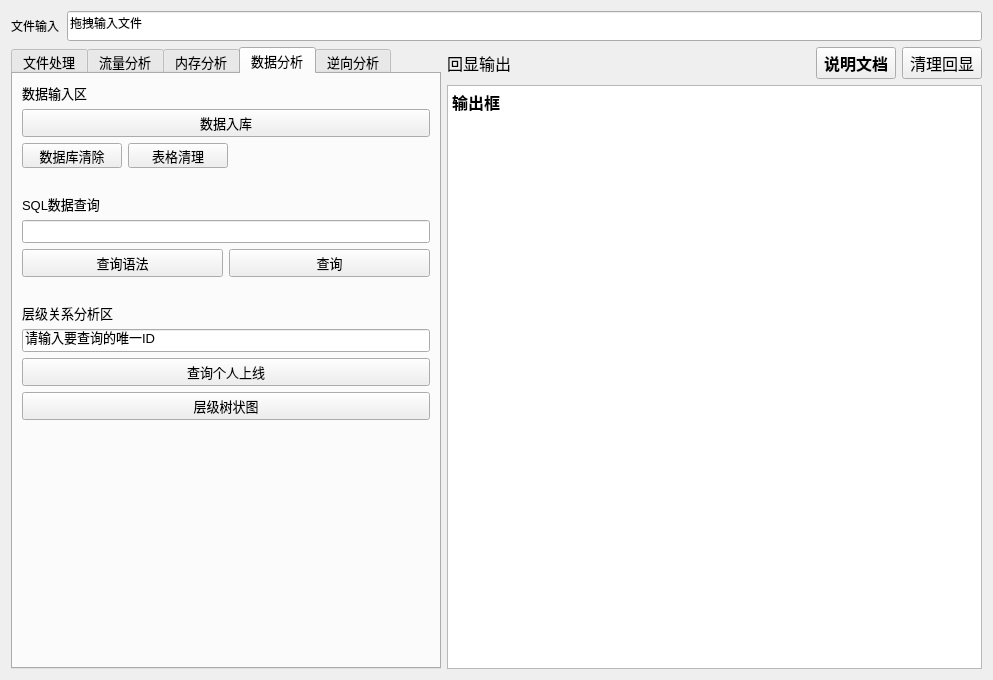
Before: the Qt Designer form zhuye.ui in SQM-fuleiya/SQM_Forensics_Tools, drawn with Qt 5.
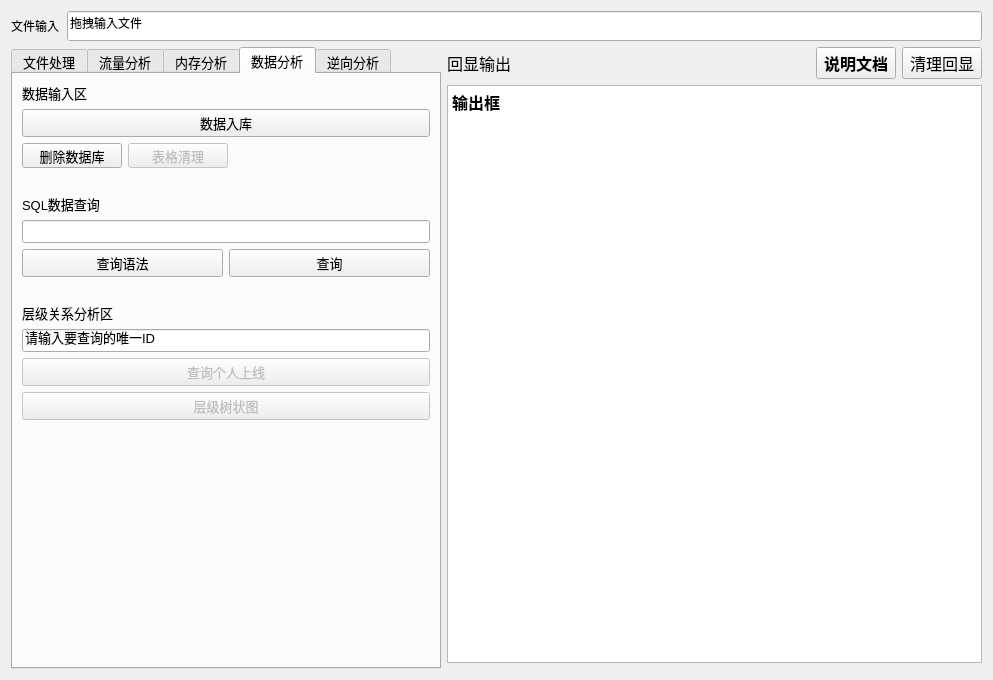
After: the same form once the commit is applied. The open tabs and pages were chosen to show the change.

Diff of the .ui file:
```diff
--- a/zhuye.ui
+++ b/zhuye.ui
@@ -66,7 +66,7 @@
     </layout>
    </item>
    <item>
-    <layout class="QHBoxLayout" name="horizontalLayout_11" stretch="0,6">
+    <layout class="QHBoxLayout" name="horizontalLayout_11">
      <item>
       <widget class="QTabWidget" name="dir_list">
        <property name="minimumSize">
@@ -3339,6 +3339,9 @@
             <layout class="QHBoxLayout" name="horizontalLayout_15">
              <item>
               <widget class="QPushButton" name="db_clear">
+               <property name="enabled">
+                <bool>true</bool>
+               </property>
                <property name="minimumSize">
                 <size>
                  <width>100</width>
@@ -3352,12 +3355,15 @@
                 </size>
                </property>
                <property name="text">
-                <string>数据库清除</string>
+                <string>删除数据库</string>
                </property>
               </widget>
              </item>
              <item>
               <widget class="QPushButton" name="list_clear">
+               <property name="enabled">
+                <bool>false</bool>
+               </property>
                <property name="minimumSize">
                 <size>
                  <width>100</width>
@@ -3519,6 +3525,9 @@
            </item>
            <item>
             <widget class="QPushButton" name="select_one">
+             <property name="enabled">
+              <bool>false</bool>
+             </property>
              <property name="text">
               <string>查询个人上线</string>
              </property>
@@ -3526,6 +3535,9 @@
            </item>
            <item>
             <widget class="QPushButton" name="show_guanxi">
+             <property name="enabled">
+              <bool>false</bool>
+             </property>
              <property name="text">
               <string>层级树状图</string>
              </property>
@@ -4161,7 +4173,21 @@
         </layout>
        </item>
        <item>
-        <widget class="QTextEdit" name="print_echo">
+        <layout class="QVBoxLayout" name="verticalLayout_5" stretch="9,1">
+         <item>
+          <widget class="QTextEdit" name="text_echo">
+           <property name="minimumSize">
+            <size>
+             <width>0</width>
+             <height>0</height>
+            </size>
+           </property>
+           <property name="maximumSize">
+            <size>
+             <width>16777215</width>
+             <height>16777215</height>
+            </size>
+           </property>
          <property name="font">
           <font>
            <family>Microsoft YaHei UI</family>
@@ -4187,6 +4213,18 @@
 &lt;p style=&quot; margin-top:0px; margin-bottom:0px; margin-left:0px; margin-right:0px; -qt-block-indent:0; text-indent:0px;&quot;&gt;&lt;span style=&quot; font-family:'楷体'; font-weight:700;&quot;&gt;输出框&lt;/span&gt;&lt;/p&gt;&lt;/body&gt;&lt;/html&gt;</string>
          </property>
         </widget>
+         </item>
+         <item>
+          <widget class="QTableView" name="table_echo">
+           <property name="maximumSize">
+            <size>
+             <width>16777215</width>
+             <height>0</height>
+            </size>
+           </property>
+          </widget>
+         </item>
+        </layout>
        </item>
       </layout>
      </item>
```
Left out of the diff: 12 changed lines with no effect on the pictures. Lines whose indentation alone changed are shown as unchanged.
